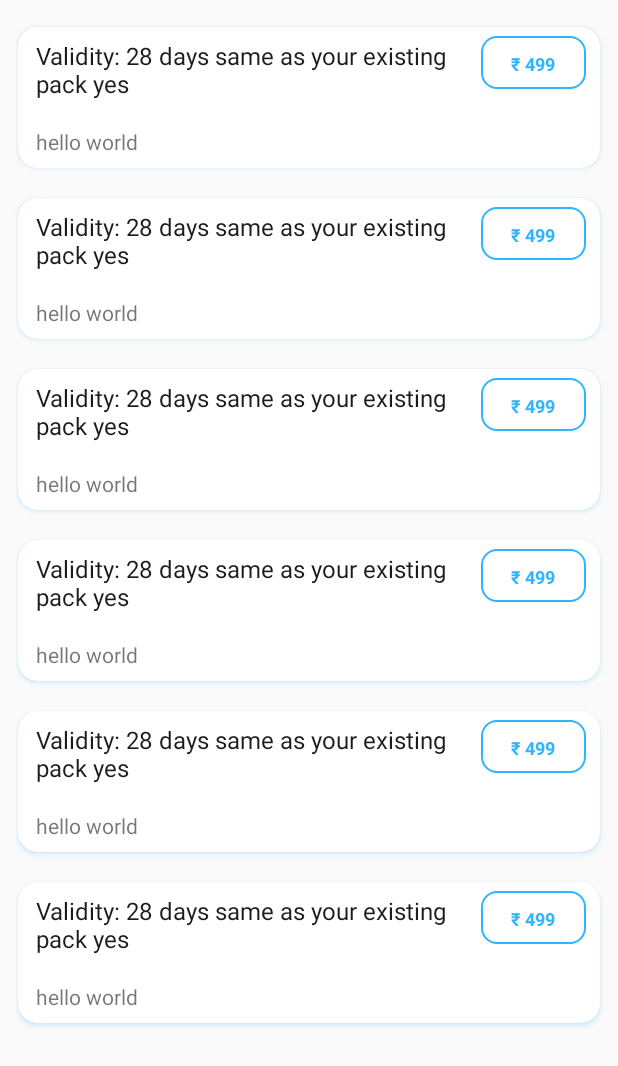
After one commit to souradip-swipecare/swipe-care-demorecharrgeapp, an Android app: the layout fragment_commission.xml on its own in the app's theme, with its tools: preview values and no code run, on a phone screen of 412 x 824 dp. The commit adds this screen. Shown: the top 1066 px of the screen. Run offline under Robolectric (Android 15) with nearby library versions, the phone set to English and light mode, and no system bars; Roboto replaces fonts that are not available here.

Commit message:
added new fetaures commisio n activity report forward

```diff
--- a/app/src/main/AndroidManifest.xml
+++ b/app/src/main/AndroidManifest.xml
@@ -52,6 +52,11 @@
         <activity
             android:name=".SecondAEPS.AEPSKotlin"
             android:screenOrientation="portrait" />
+        <activity
+            android:name="com.swipecare.payments.commision.CommissionActivity"
+            android:exported="false"
+            android:label="@string/title_activity_commission"
+            android:theme="@style/AppTheme.NoActionBar" />
         <activity
             android:name=".ChekcomplainActivity"
             android:screenOrientation="portrait" />
--- /dev/null
+++ b/app/src/main/res/layout/fragment_commission.xml
@@ -0,0 +1,27 @@
+<?xml version="1.0" encoding="utf-8"?>
+<layout xmlns:android="http://schemas.android.com/apk/res/android"
+    xmlns:app="http://schemas.android.com/apk/res-auto"
+    xmlns:tools="http://schemas.android.com/tools">
+
+    <data>
+
+    </data>
+
+    <LinearLayout
+        android:layout_width="match_parent"
+        android:layout_height="wrap_content">
+        <androidx.recyclerview.widget.RecyclerView
+            android:id="@+id/commissionRecyclerView"
+            android:layout_width="match_parent"
+            android:layout_height="wrap_content"
+            android:layout_marginTop="@dimen/dimen_8dp"
+            app:layoutManager="androidx.recyclerview.widget.LinearLayoutManager"
+            app:layout_constraintBottom_toBottomOf="parent"
+            app:layout_constraintTop_toTopOf="parent"
+            tools:itemCount="10"
+            tools:listitem="@layout/item_commision" />
+        <!--            app:layout_constraintTop_toBottomOf="@id/state"-->
+
+
+    </LinearLayout>
+</layout>
--- /dev/null
+++ b/app/src/main/res/layout/item_commision.xml
@@ -0,0 +1,77 @@
+<?xml version="1.0" encoding="utf-8"?>
+<layout xmlns:android="http://schemas.android.com/apk/res/android"
+    xmlns:app="http://schemas.android.com/apk/res-auto"
+    xmlns:tools="http://schemas.android.com/tools">
+
+    <data>
+
+    </data>
+
+    <androidx.constraintlayout.widget.ConstraintLayout
+        android:layout_width="match_parent"
+        android:layout_height="wrap_content">
+
+        <androidx.cardview.widget.CardView
+            android:layout_width="match_parent"
+            android:layout_height="wrap_content"
+            android:layout_marginStart="12dp"
+            android:layout_marginTop="10dp"
+            android:layout_marginEnd="12dp"
+            android:layout_marginBottom="10dp"
+            android:elevation="10dp"
+            app:cardCornerRadius="13dp"
+            android:outlineSpotShadowColor="@color/colorBlue"
+            app:layout_constraintBottom_toBottomOf="parent"
+            app:layout_constraintStart_toStartOf="parent"
+            app:layout_constraintTop_toTopOf="parent">
+
+            <androidx.constraintlayout.widget.ConstraintLayout
+                android:layout_width="match_parent"
+                android:layout_height="match_parent">
+
+                <TextView
+                    android:id="@+id/retailer"
+                    android:layout_width="0dp"
+                    android:layout_height="wrap_content"
+                    android:layout_marginStart="12dp"
+                    android:layout_marginTop="8dp"
+                    android:textAlignment="textStart"
+                    android:textColor="#E4000000"
+                    android:textSize="16sp"
+                    app:layout_constraintEnd_toStartOf="@id/name"
+                    app:layout_constraintStart_toStartOf="parent"
+                    app:layout_constraintTop_toTopOf="parent"
+                    tools:text="Validity: 28 days same as your existing pack yes" />
+
+                <TextView
+                    android:id="@+id/name"
+                    android:layout_width="70dp"
+                    android:layout_height="35dp"
+                    android:layout_marginTop="6dp"
+                    android:layout_marginEnd="9dp"
+                    android:layout_marginBottom="9dp"
+                    android:background="@drawable/blue_corner_bg"
+                    android:gravity="center"
+                    android:textColor="@color/colorPrimary"
+                    android:textSize="12sp"
+                    android:textStyle="bold"
+                    app:layout_constraintEnd_toEndOf="parent"
+                    app:layout_constraintTop_toTopOf="parent"
+                    tools:text="₹ 499" />
+
+                <TextView
+                    android:id="@+id/type"
+                    android:layout_width="wrap_content"
+                    android:layout_height="wrap_content"
+                    android:layout_marginTop="18dp"
+                    android:paddingEnd="16dp"
+                    android:paddingBottom="8dp"
+                    android:textAlignment="textStart"
+                    app:layout_constraintStart_toStartOf="@id/retailer"
+                    app:layout_constraintTop_toBottomOf="@id/retailer"
+                    tools:text="hello world" />
+            </androidx.constraintlayout.widget.ConstraintLayout>
+        </androidx.cardview.widget.CardView>
+
+    </androidx.constraintlayout.widget.ConstraintLayout>
+</layout>
--- a/app/src/main/res/values/strings.xml
+++ b/app/src/main/res/values/strings.xml
@@ -117,4 +117,7 @@
     <string name="change_password">Change Password</string>
     <string name="terms_amp_conditions"><![CDATA[Terms & Conditions]]></string>
     <string name="logout">Logout</string>
+    <string name="commission">Commission</string>
+    <string name="fetching_commission">Fetching Commission</string>
+    <string name="title_activity_commission">Commision</string>
 </resources>
```
Also changed, not shown: app/src/main/java/com/swipecare/payments/MainActivity.java (+10 -1 lines), app/src/main/java/com/swipecare/payments/adapters/CommissionDataAdapter.kt (added, +65 -0 lines), app/src/main/java/com/swipecare/payments/commision/CommissionActivity.kt (added, +89 -0 lines), app/src/main/java/com/swipecare/payments/commision/CommissionFragment.kt (added, +45 -0 lines), app/src/main/java/com/swipecare/payments/commision/CommissionPagerAdapter.kt (added, +22 -0 lines), app/src/main/java/com/swipecare/payments/commision/CommissionViewModel.kt (added, +37 -0 lines), app/src/main/java/com/swipecare/payments/model/commision/Commission.kt (added, +19 -0 lines), app/src/main/java/com/swipecare/payments/model/commision/CommissionData.kt (added, +19 -0 lines), app/src/main/java/com/swipecare/payments/model/commision/CommissionDataJson.kt (added, +13 -0 lines), app/src/main/java/com/swipecare/payments/network/retrofit/ApiService.kt (+12 -2 lines), app/src/main/res/layout/activity_commission.xml (added, +64 -0 lines).
